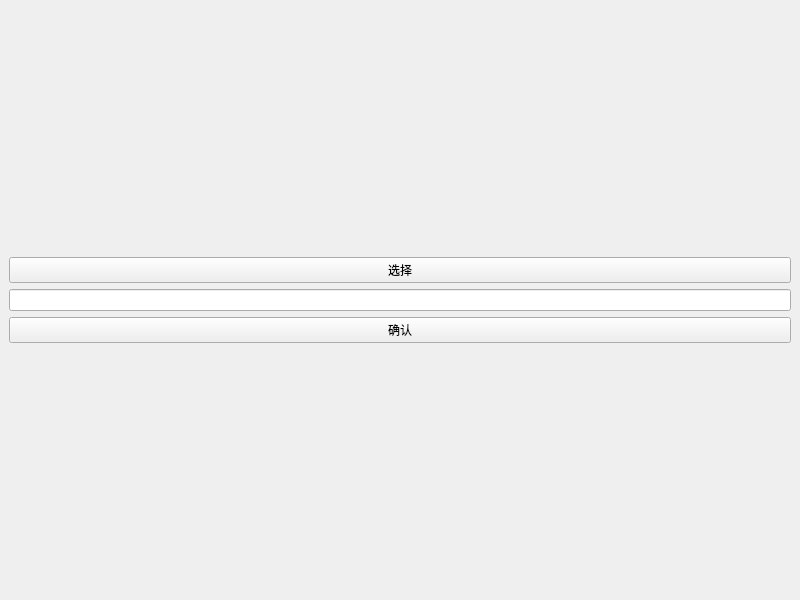
Above: summer_camp/2019/src/QtProgram/hashwindow.ui from Ethereal-O/se_camp before the change. Below: the same form after it.
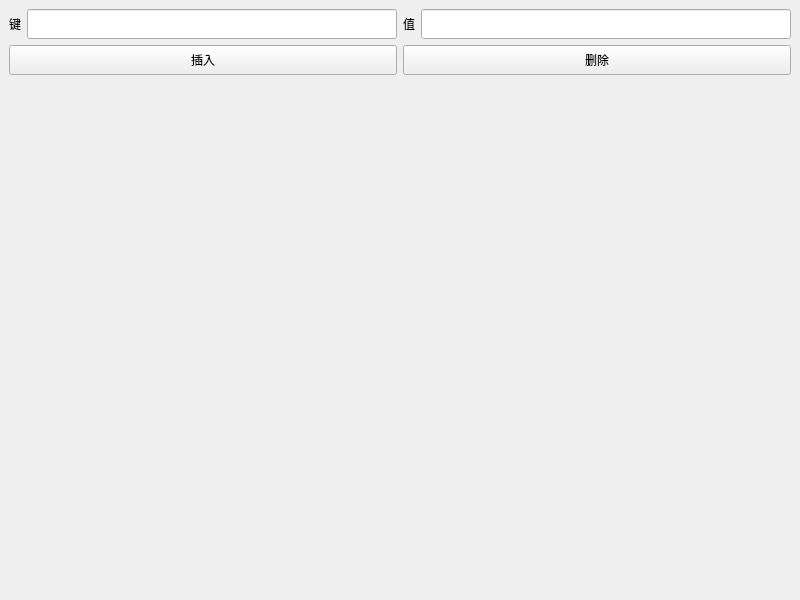
That is the form after the change.

What changed in the file:
```diff
--- a/summer_camp/2019/src/QtProgram/hashwindow.ui
+++ b/summer_camp/2019/src/QtProgram/hashwindow.ui
@@ -14,56 +14,96 @@
    <string>HashWindow</string>
   </property>
   <widget class="QWidget" name="centralwidget">
-   <layout class="QVBoxLayout" name="verticalLayout">
+   <layout class="QVBoxLayout" name="verticalLayout" stretch="1,1,10">
     <item>
-     <spacer name="verticalSpacer">
-      <property name="orientation">
-       <enum>Qt::Vertical</enum>
-      </property>
-      <property name="sizeHint" stdset="0">
+     <layout class="QHBoxLayout" name="horizontalLayout">
+      <item>
+       <widget class="QLabel" name="label">
+        <property name="maximumSize">
        <size>
-        <width>20</width>
-        <height>243</height>
-       </size>
-      </property>
-     </spacer>
+          <width>16777215</width>
+          <height>30</height>
+         </size>
+        </property>
+        <property name="text">
+         <string>键</string>
+        </property>
+       </widget>
     </item>
     <item>
-     <widget class="QPushButton" name="selectBtn">
-      <property name="text">
-       <string>选择</string>
+       <widget class="QLineEdit" name="keyEdit">
+        <property name="maximumSize">
+         <size>
+          <width>16777215</width>
+          <height>30</height>
+         </size>
       </property>
      </widget>
     </item>
     <item>
-     <widget class="QLineEdit" name="fileInput">
-      <property name="inputMask">
-       <string/>
+       <widget class="QLabel" name="label_2">
+        <property name="maximumSize">
+         <size>
+          <width>16777215</width>
+          <height>30</height>
+         </size>
       </property>
       <property name="text">
-       <string/>
+         <string>值</string>
       </property>
      </widget>
     </item>
     <item>
-     <widget class="QPushButton" name="confirmBtn">
-      <property name="text">
-       <string>确认</string>
+       <widget class="QLineEdit" name="valueEdit">
+        <property name="maximumSize">
+         <size>
+          <width>16777215</width>
+          <height>30</height>
+         </size>
       </property>
      </widget>
     </item>
+     </layout>
+    </item>
     <item>
-     <spacer name="verticalSpacer_2">
-      <property name="orientation">
-       <enum>Qt::Vertical</enum>
-      </property>
-      <property name="sizeHint" stdset="0">
+     <layout class="QHBoxLayout" name="horizontalLayout_3">
+      <item>
+       <widget class="QPushButton" name="insertButton">
+        <property name="maximumSize">
+         <size>
+          <width>16777215</width>
+          <height>30</height>
+         </size>
+        </property>
+        <property name="text">
+         <string>插入</string>
+        </property>
+       </widget>
+      </item>
+      <item>
+       <widget class="QPushButton" name="deleteButton">
+        <property name="maximumSize">
        <size>
-        <width>20</width>
-        <height>243</height>
-       </size>
-      </property>
-     </spacer>
+          <width>16777215</width>
+          <height>30</height>
+         </size>
+        </property>
+        <property name="text">
+         <string>删除</string>
+        </property>
+       </widget>
+      </item>
+     </layout>
+    </item>
+    <item>
+     <layout class="QHBoxLayout" name="horizontalLayout_2">
+      <item>
+       <widget class="QWidget" name="hashTableWidget_1" native="true"/>
+      </item>
+      <item>
+       <widget class="QWidget" name="hashTableWidget_2" native="true"/>
+      </item>
+     </layout>
     </item>
    </layout>
   </widget>
```
Lines whose indentation alone changed are shown as unchanged.
